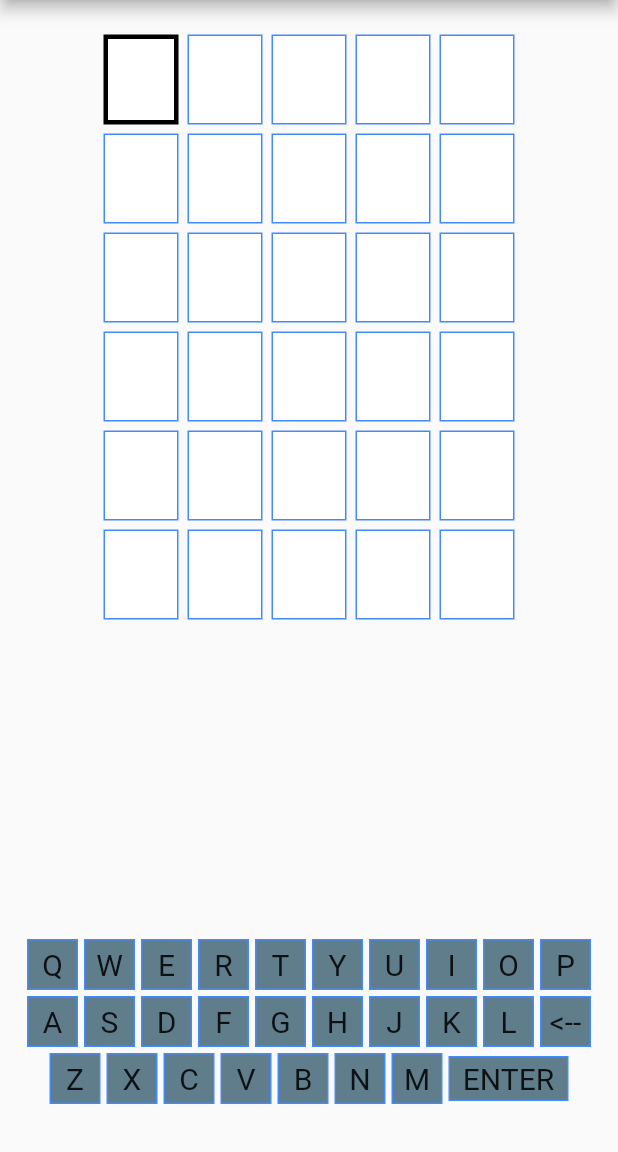
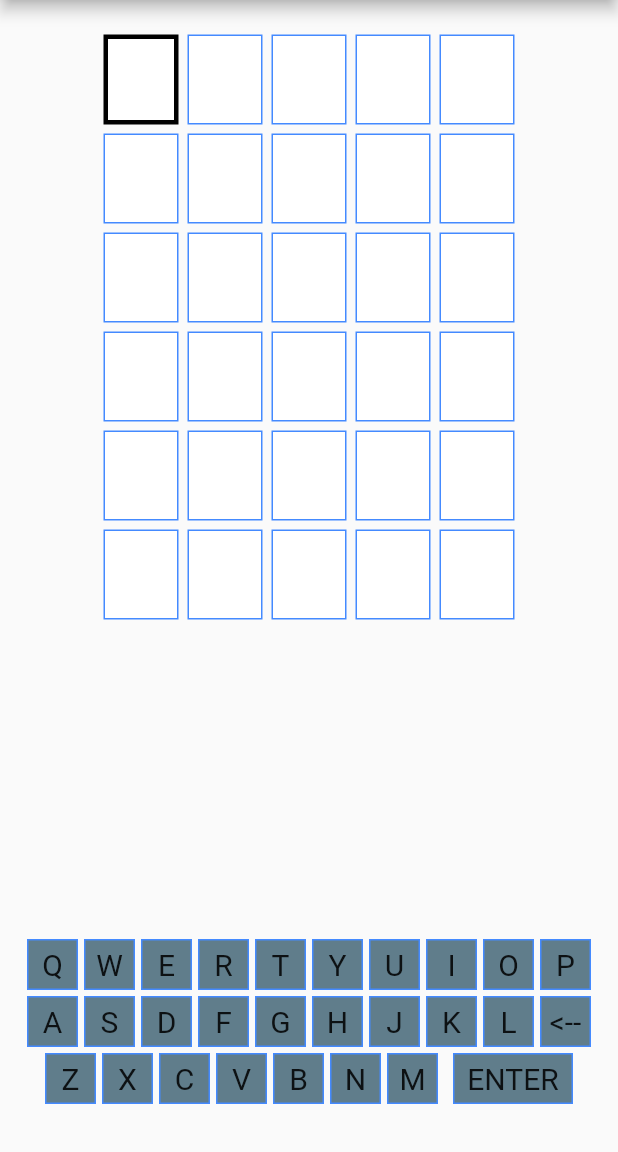
Before and after one commit to cbonatti/Bonattermo, a Flutter app: the screen it shows after launch, after a tap on the "play arrow" icon, on a phone screen of 412 x 824 dp, the part 84-1236 px from its top. Run offline on Flutter 3.47's test engine with Material 2 defaults, Android fonts, the phone set to English and light mode, and no system bars.

Commit message:
fix enter key

```diff
--- a/Bonattermo/lib/game.dart
+++ b/Bonattermo/lib/game.dart
@@ -186,9 +186,9 @@ class _GameState extends State<Game> {
     return GestureDetector(
       onTap: () => _enter(),
       child: Container(
-        height: 30.0,
+        height: 34.0,
         width: 80.0,
-        margin: const EdgeInsets.all(2.0),
+        margin: const EdgeInsets.fromLTRB(8.0, 2.0, 2.0, 2.0),
         padding: const EdgeInsets.all(1.0),
         decoration: BoxDecoration(
             border: Border.all(color: Colors.blueAccent), color: color),
```
